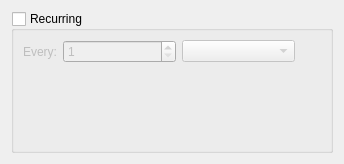
Before: the Qt Designer form xtuple/trunk/widgets/recurrencewidget.ui in WooodHead/xtuple, drawn with Qt 5.
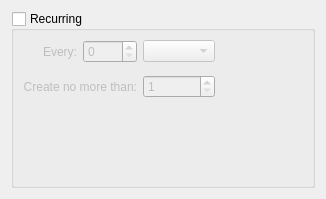
After: the same form once the commit is applied. Custom widgets are drawn as their Qt base class.

What changed in the file:
```diff
--- a/xtuple/trunk/widgets/recurrencewidget.ui
+++ b/xtuple/trunk/widgets/recurrencewidget.ui
@@ -6,8 +6,8 @@
    <rect>
     <x>0</x>
     <y>0</y>
-    <width>344</width>
-    <height>164</height>
+    <width>326</width>
+    <height>199</height>
    </rect>
   </property>
   <property name="windowTitle">
@@ -46,16 +46,19 @@
        </widget>
       </item>
       <item row="0" column="1">
-       <widget class="QSpinBox" name="_frequency">
-        <property name="minimum">
-         <number>1</number>
-        </property>
-        <property name="maximum">
-         <number>999</number>
+       <widget class="XSpinBox" name="_frequency"/>
+      </item>
+      <item row="0" column="2">
+       <widget class="XComboBox" name="_period"/>
+      </item>
+      <item row="1" column="0" rowspan="2" colspan="5">
+       <widget class="DateCluster" name="_dates">
+        <property name="focusPolicy">
+         <enum>Qt::StrongFocus</enum>
         </property>
        </widget>
       </item>
-      <item row="0" column="3">
+      <item row="0" column="4">
        <spacer name="horizontalSpacer">
         <property name="orientation">
          <enum>Qt::Horizontal</enum>
@@ -68,25 +71,39 @@
         </property>
        </spacer>
       </item>
-      <item row="2" column="1" colspan="2">
+      <item row="3" column="0" colspan="2">
+       <widget class="XLabel" name="_maxLit">
+        <property name="text">
+         <string>Create no more than:</string>
+        </property>
+        <property name="alignment">
+         <set>Qt::AlignRight|Qt::AlignTrailing|Qt::AlignVCenter</set>
+        </property>
+        <property name="buddy">
+         <cstring>_max</cstring>
+        </property>
+       </widget>
+      </item>
+      <item row="3" column="2">
+       <widget class="XSpinBox" name="_max">
+        <property name="minimum">
+         <number>1</number>
+        </property>
+       </widget>
+      </item>
+      <item row="4" column="0">
        <spacer name="verticalSpacer">
         <property name="orientation">
          <enum>Qt::Vertical</enum>
         </property>
         <property name="sizeHint" stdset="0">
          <size>
-          <width>232</width>
-          <height>68</height>
+          <width>0</width>
+          <height>0</height>
          </size>
         </property>
        </spacer>
       </item>
-      <item row="0" column="2">
-       <widget class="XComboBox" name="_period"/>
-      </item>
-      <item row="1" column="0" colspan="3">
-       <widget class="DateCluster" name="_dates"/>
-      </item>
      </layout>
     </widget>
    </item>
@@ -103,6 +120,16 @@
    <extends>QComboBox</extends>
    <header>xcombobox.h</header>
   </customwidget>
+  <customwidget>
+   <class>XLabel</class>
+   <extends>QLabel</extends>
+   <header>xlabel.h</header>
+  </customwidget>
+  <customwidget>
+   <class>XSpinBox</class>
+   <extends>QSpinBox</extends>
+   <header>xspinbox.h</header>
+  </customwidget>
  </customwidgets>
  <resources/>
  <connections/>
```
Left out of the diff: 6 changed lines with no effect on the pictures.
